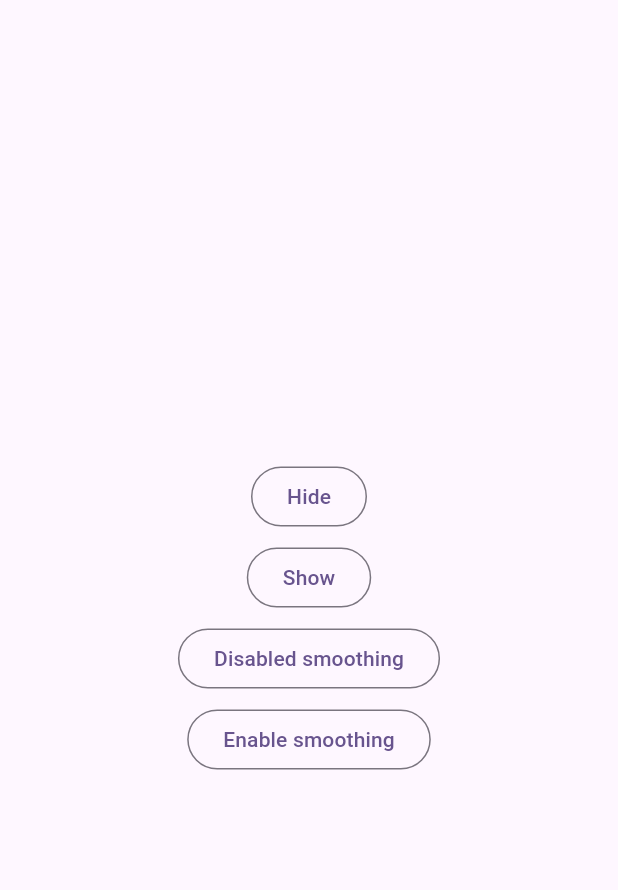
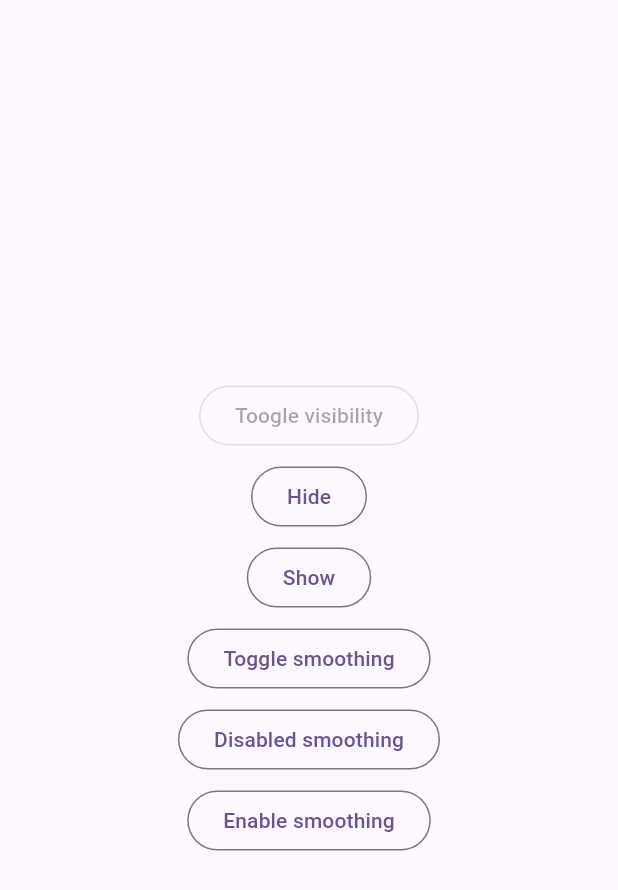
Before and after one commit to Alxlol/fps_counter, a Flutter app: the screen it shows after launch, on a phone screen of 412 x 824 dp. Shown: the top 890 px of the screen. Run offline on Flutter 3.47's test engine with Material 3 defaults, Android fonts, the phone set to English and light mode, and no system bars; statements that could not run were skipped.

Commit message:
update example project

```diff
--- a/example/lib/main.dart
+++ b/example/lib/main.dart
@@ -24,9 +24,17 @@ class ExampleApp extends StatelessWidget {
             spacing: 6,
             children: <Widget>[
               OutlinedButton(
-                  onPressed: FpsCounter.hideFps, child: Text('Hide')),
+                  onPressed: FpsCounter.toggleVisibility,
+                  child: Text('Toogle visibility')),
               OutlinedButton(
-                  onPressed: FpsCounter.showFps, child: Text('Show')),
+                  onPressed: () => FpsCounter.setVisibility(false),
+                  child: Text('Hide')),
+              OutlinedButton(
+                  onPressed: () => FpsCounter.setVisibility(true),
+                  child: Text('Show')),
+              OutlinedButton(
+                  onPressed: () => FpsCounter.toggleSmoothing(),
+                  child: Text('Toggle smoothing')),
               OutlinedButton(
                   onPressed: () => FpsCounter.setSmoothing(false),
                   child: Text('Disabled smoothing')),
--- a/example/pubspec.yaml
+++ b/example/pubspec.yaml
@@ -31,8 +31,7 @@ dependencies:
     flutter:
         sdk: flutter
     fps_counter:
-        git:
-            url: https://github.com/Alxlol/fps_counter
+        path: ../
 
     # The following adds the Cupertino Icons font to your application.
     # Use with the CupertinoIcons class for iOS style icons.
```
Also changed, not shown: example/pubspec.lock.
